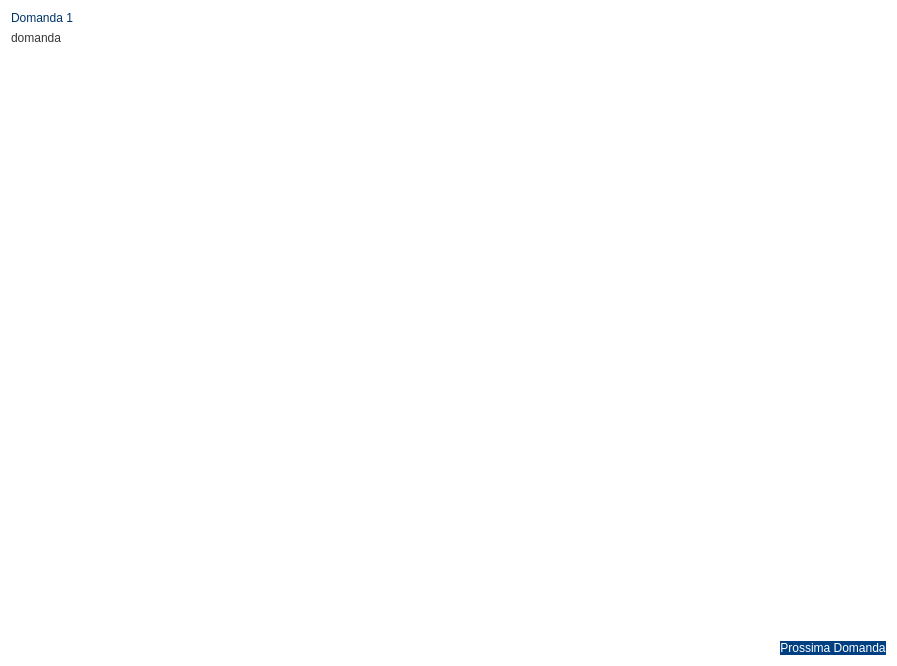
First picture: the form in GUI/qtdesigner/QuestionPage.ui, repository cosfederico/Interfaccia-Tesi, before the edit.
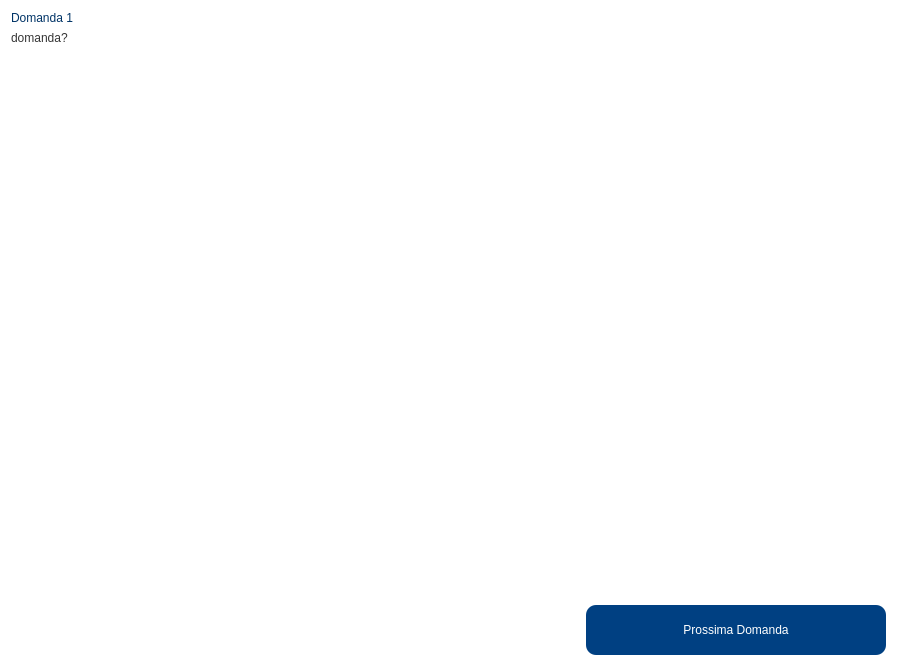
Second picture: the form after the edit.

Commit message: made GUI bigger

What changed in the file:
```diff
--- a/GUI/qtdesigner/QuestionPage.ui
+++ b/GUI/qtdesigner/QuestionPage.ui
@@ -32,7 +32,7 @@
        </property>
       </widget>
      </item>
-     <item>
+     <item alignment="Qt::AlignTop">
       <widget class="QLabel" name="question">
        <property name="styleSheet">
         <string notr="true">font: 12pt &quot;Rubik Light&quot;;
@@ -40,7 +40,7 @@
 background-color: rgba(255, 255, 255, 0);</string>
        </property>
        <property name="text">
-        <string>domanda</string>
+        <string>domanda?</string>
        </property>
       </widget>
      </item>
@@ -53,9 +53,21 @@
      </item>
      <item alignment="Qt::AlignRight">
       <widget class="QPushButton" name="next_button">
+       <property name="minimumSize">
+        <size>
+         <width>300</width>
+         <height>50</height>
+        </size>
+       </property>
+       <property name="maximumSize">
+        <size>
+         <width>250</width>
+         <height>16777215</height>
+        </size>
+       </property>
        <property name="styleSheet">
-        <string notr="true">border-radius: 20px;
-font: 12pt &quot;Rubik Light&quot;;
+        <string notr="true">border-radius: 10px;
+font: 15pt &quot;Rubik Light&quot;;
 color: rgb(255,255,255);
 background-color: rgb(0, 64, 130);</string>
        </property>
```
Left out of the diff: 11 changed lines with no effect on the pictures. The commit also changes 6 other files.
